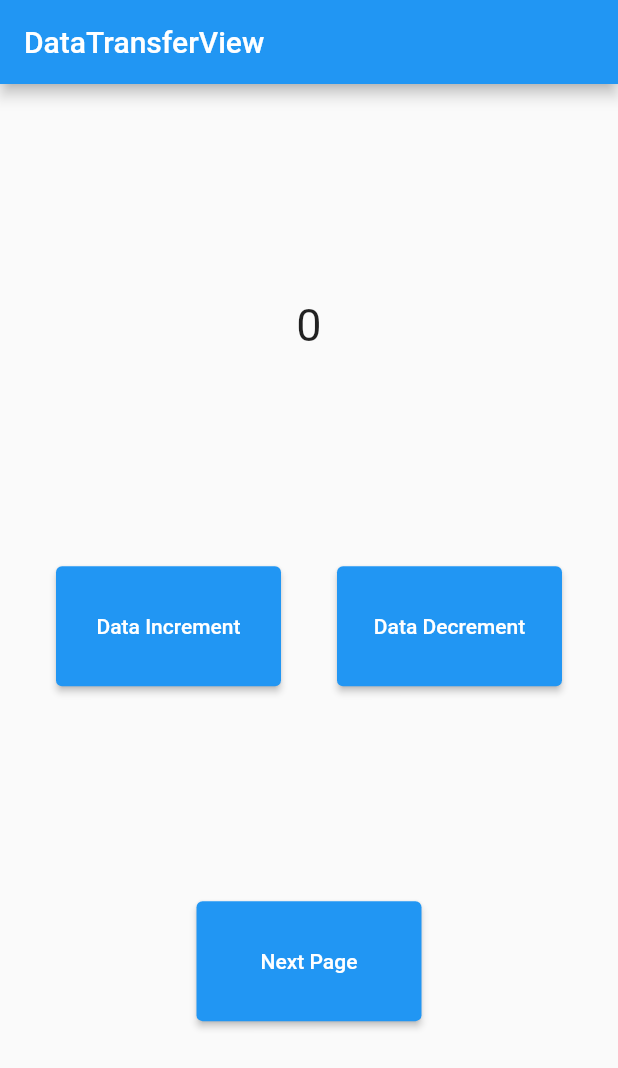
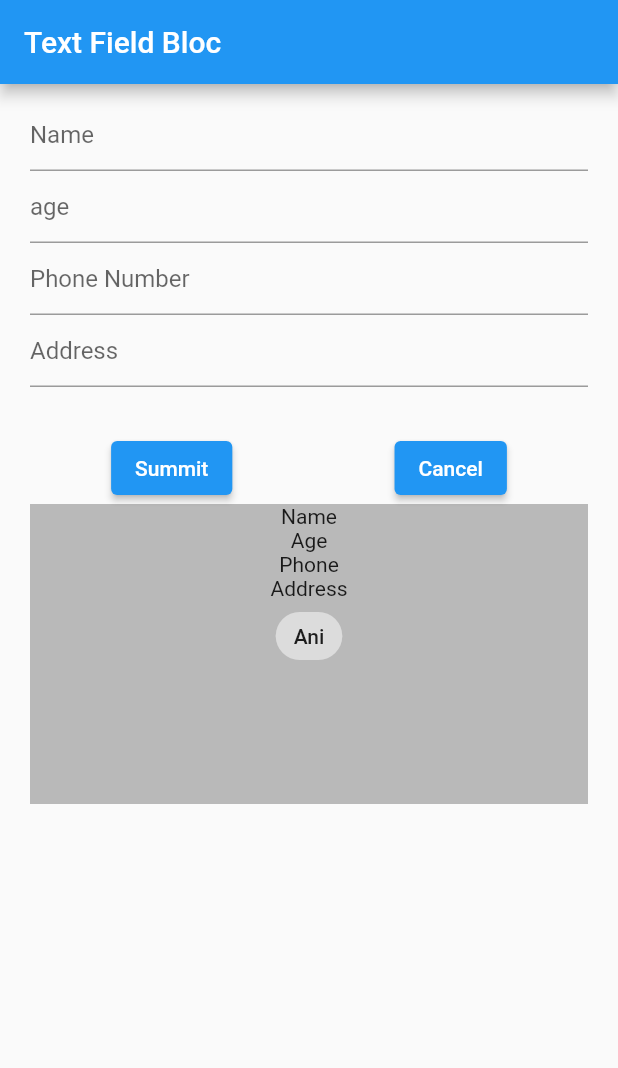
Before and after one commit to anivkuttan/Bloc, a Flutter app: the screen it shows after launch, on a phone screen of 412 x 824 dp. Shown: the top 1068 px of the screen. Run offline on Flutter 3.47's test engine with Material 2 defaults, Android fonts, the phone set to English and light mode, and no system bars; our stand-ins replace bloc, flutter_bloc.

Commit message:
NameField Copy with added

```diff
--- /dev/null
+++ b/lib/Bloc/Text_Field_Bloc/text_fiels_view.dart
@@ -0,0 +1,144 @@
+import 'package:bloc_sample/Bloc/Text_Field_Bloc/textfield_bloc.dart';
+import 'package:flutter/material.dart';
+import 'package:flutter/services.dart';
+import 'package:flutter_bloc/flutter_bloc.dart';
+
+class TextFieldView extends StatefulWidget {
+  const TextFieldView({Key? key}) : super(key: key);
+
+  @override
+  State<TextFieldView> createState() => _TextFieldViewState();
+}
+
+class _TextFieldViewState extends State<TextFieldView> {
+  final GlobalKey<FormState> _key = GlobalKey();
+  final TextEditingController nameController = TextEditingController();
+  final TextEditingController ageController = TextEditingController();
+  final TextEditingController numberController = TextEditingController();
+  final TextEditingController addressController = TextEditingController();
+
+  @override
+  void initState() {
+    super.initState();
+    // WidgetsBinding.instance.addPostFrameCallback((_) {
+    // Unfocus the keyboard after the screen is loaded
+    //   FocusScope.of(context).unfocus();
+    // });
+    // SystemChannels.textInput.invokeMethod('TextInput.hide');
+  }
+
+  @override
+  Widget build(BuildContext context) {
+    return Scaffold(
+      appBar: AppBar(
+        title: const Text('Text Field Bloc'),
+      ),
+      body: Form(
+        key: _key,
+        child: SingleChildScrollView(
+          padding: const EdgeInsets.symmetric(
+            vertical: 10,
+            horizontal: 20,
+          ),
+          child: Column(
+            children: [
+              TextFormField(
+                controller: nameController,
+                validator: (value) {
+                  if (value == null || value.isEmpty) {
+                    return 'Please Enter Name';
+                  } else if (value.length >= 6) {
+                    return 'Typed Name should be under 6';
+                  }
+                  return null;
+                },
+                decoration: const InputDecoration(
+                  hintText: 'Name',
+                ),
+                onChanged: (v) {
+                  if (nameController.text.length >= 5) {
+                    _key.currentState!.validate();
+                  }
+                  if (v.length <= 5) {
+                    context
+                        .read<TextfieldBloc>()
+                        .add(NameFieldTypeEvent(name: v));
+                  }
+                },
+              ),
+              TextFormField(
+                controller: ageController,
+                decoration: const InputDecoration(
+                  hintText: 'age',
+                ),
+              ),
+              TextFormField(
+                controller: numberController,
+                decoration: const InputDecoration(
+                  hintText: 'Phone Number',
+                ),
+              ),
+              TextFormField(
+                controller: addressController,
+                decoration: const InputDecoration(
+                  hintText: 'Address',
+                ),
+              ),
+              const SizedBox(
+                height: 30,
+              ),
+              Row(
+                mainAxisAlignment: MainAxisAlignment.spaceAround,
+                children: [
+                  ElevatedButton(
+                    onPressed: () {
+                      bool? validation = _key.currentState?.validate();
+                      if (validation ?? false) {
+                        debugPrint('Validation completed');
+                      } else {
+                        debugPrint('Validation Error');
+                        return;
+                      }
+                    },
+                    child: const Text('Summit'),
+                  ),
+                  ElevatedButton(
+                    onPressed: () {
+                      _key.currentState?.reset();
+                    },
+                    child: const Text('Cancel'),
+                  ),
+                ],
+              ),
+              Container(
+                color: Colors.black26,
+                height: 200,
+                width: double.infinity,
+                child: Column(
+                    mainAxisAlignment: MainAxisAlignment.start,
+                    children: [
+                      const Text('Name'),
+                      const Text('Age'),
+                      const Text('Phone'),
+                      const Text('Address'),
+                      BlocBuilder<TextfieldBloc, TextfieldState>(
+                        builder: (context, state) {
+                          if (state is TextfieldTypeingState) {
+                            return Chip(
+                              label: Text(state.name),
+                            );
+                          }
+                          return const Chip(
+                            label: Text('Ani'),
+                          );
+                        },
+                      ),
+                    ]),
+              )
+            ],
+          ),
+        ),
+      ),
+    );
+  }
+}
--- /dev/null
+++ b/lib/Bloc/Text_Field_Bloc/textfield_bloc.dart
@@ -0,0 +1,20 @@
+import 'package:bloc/bloc.dart';
+
+import '../../Models/user.dart';
+
+part 'textfield_event.dart';
+part 'textfield_state.dart';
+
+class TextfieldBloc extends Bloc<TextfieldEvent, TextfieldState> {
+  TextfieldBloc() : super(TextfieldInitial()) {
+    on<NameFieldTypeEvent>((event, emit) {
+      // on initial state is TextfieldInitial State so it has no copywith method so chekcing...
+      if (state is TextfieldTypeingState) {
+        final currentState = state as TextfieldTypeingState;
+        emit(currentState.copyWith(argName: event.name));
+      } else {
+        emit(TextfieldTypeingState(name: event.name));
+      }
+    });
+  }
+}
--- /dev/null
+++ b/lib/Bloc/Text_Field_Bloc/textfield_event.dart
@@ -0,0 +1,30 @@
+part of 'textfield_bloc.dart';
+
+abstract class TextfieldEvent {}
+
+class NameFieldTypeEvent extends TextfieldEvent {
+  final String name;
+  NameFieldTypeEvent({required this.name});
+}
+
+class AgeFieldTypeEvent extends TextfieldEvent {
+  final String age;
+  AgeFieldTypeEvent({required this.age});
+}
+
+class PhoneNumberFieldTypeEvent extends TextfieldEvent {
+  final String number;
+  PhoneNumberFieldTypeEvent({required this.number});
+}
+
+class AddressFieldTypeEvent extends TextfieldEvent {
+  final String address;
+  AddressFieldTypeEvent({required this.address});
+}
+
+class ClearAllEvent extends TextfieldEvent {}
+
+class SummitEvent extends TextfieldEvent {
+  final User userDetails;
+  SummitEvent({required this.userDetails});
+}
--- /dev/null
+++ b/lib/Bloc/Text_Field_Bloc/textfield_state.dart
@@ -0,0 +1,18 @@
+part of 'textfield_bloc.dart';
+
+abstract class TextfieldState {}
+
+class TextfieldInitial extends TextfieldState {}
+
+class TextfieldTypeingState extends TextfieldState {
+  String name;
+  TextfieldTypeingState({required this.name});
+
+  TextfieldTypeingState copyWith({required String argName}) {
+    return TextfieldTypeingState(name: argName);
+  }
+}
+
+class TextfieldCompletedState extends TextfieldState {}
+
+class TextfieldClearedState extends TextfieldState {}
--- /dev/null
+++ b/lib/Models/user.dart
@@ -0,0 +1,13 @@
+class User {
+  final String name;
+  final int age;
+  final int? number;
+  final String? address;
+
+  User({
+    required this.name,
+    required this.age,
+    this.number,
+    this.address,
+  });
+}
--- a/lib/main.dart
+++ b/lib/main.dart
@@ -1,10 +1,11 @@
-import 'package:bloc_sample/Bloc/Next_Page_Data_Transfer/data_transfer_bloc.dart';
 import 'package:bloc_sample/bloc_observer.dart';
 import 'package:flutter/material.dart';
 import 'package:flutter_bloc/flutter_bloc.dart';
 
 import 'Bloc/Counter_Bloc/counter_bloc.dart';
-import 'Bloc/Next_Page_Data_Transfer/data_transfer_view.dart';
+import 'Bloc/Next_Page_Data_Transfer/data_transfer_bloc.dart';
+import 'Bloc/Text_Field_Bloc/text_fiels_view.dart';
+import 'Bloc/Text_Field_Bloc/textfield_bloc.dart';
 import 'cubit/Counter_Cubit/theme_cubit_cubit.dart';
 
 void main() {
@@ -28,6 +29,9 @@ class MyApp extends StatelessWidget {
         BlocProvider<DataTransferBloc>(
           create: (_) => DataTransferBloc(),
         ),
+        BlocProvider<TextfieldBloc>(
+          create: (_) => TextfieldBloc(),
+        ),
       ],
       child: BlocBuilder<ThemeCubit, ThemeCubitState>(
         builder: (context, state) {
@@ -35,11 +39,14 @@ class MyApp extends StatelessWidget {
             title: 'Flutter Demo',
             debugShowCheckedModeBanner: false,
             theme: state.theme,
-            home: PageView(children: const [
-              // CounterCubitView(),
-              // CounterBlocView(),
-              DataTransferView()
-            ]),
+            home: PageView(
+              children: const [
+                // CounterCubitView(),
+                // CounterBlocView(),
+                // DataTransferView(),
+                TextFieldView(),
+              ],
+            ),
           );
         },
       ),
```
